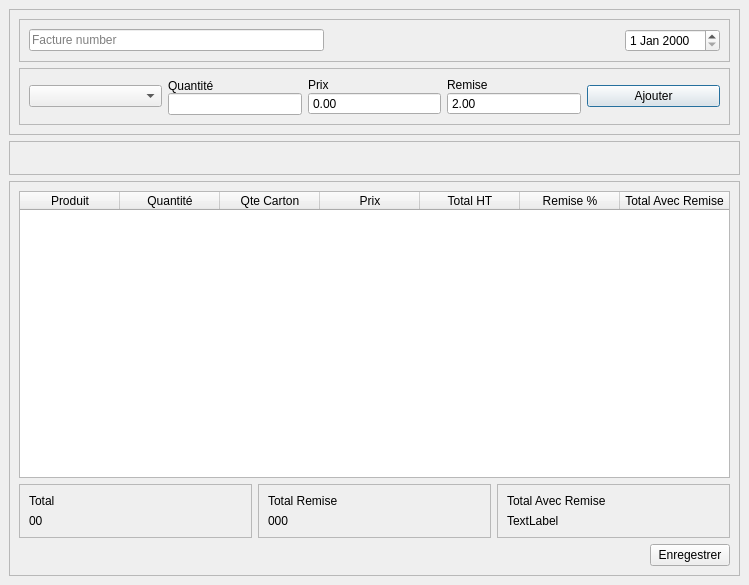
First picture: the form in gui/ui_vente_gros.ui, repository bdabve/credits, before the edit.
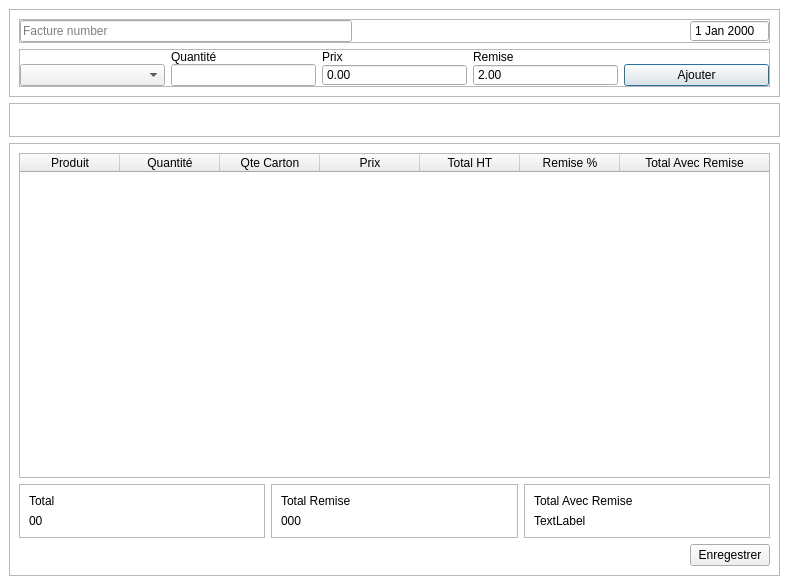
Second picture: the form after the edit.

```diff
--- a/gui/ui_vente_gros.ui
+++ b/gui/ui_vente_gros.ui
@@ -9,7 +9,7 @@
    <rect>
     <x>0</x>
     <y>0</y>
-    <width>749</width>
+    <width>789</width>
     <height>585</height>
    </rect>
   </property>
@@ -17,7 +17,13 @@
    <string>Vente Gros</string>
   </property>
   <property name="styleSheet">
-   <string notr="true">font: 12pt &quot;Monaco&quot;;</string>
+   <string notr="true">*{
+	font: 12pt &quot;Monaco&quot;;
+}
+
+#mainWidget {
+	background-color: #ffffff;
+}</string>
   </property>
   <layout class="QVBoxLayout" name="verticalLayout">
    <property name="spacing">
@@ -56,6 +62,18 @@
             <enum>QFrame::Raised</enum>
            </property>
            <layout class="QHBoxLayout" name="horizontalLayout">
+            <property name="leftMargin">
+             <number>0</number>
+            </property>
+            <property name="topMargin">
+             <number>0</number>
+            </property>
+            <property name="rightMargin">
+             <number>0</number>
+            </property>
+            <property name="bottomMargin">
+             <number>0</number>
+            </property>
             <item>
              <widget class="QLineEdit" name="lineEditFactNumber">
               <property name="placeholderText">
@@ -77,7 +95,11 @@
              </spacer>
             </item>
             <item>
-             <widget class="QDateEdit" name="dateEditFactDate"/>
+             <widget class="QDateEdit" name="dateEditFactDate">
+              <property name="buttonSymbols">
+               <enum>QAbstractSpinBox::NoButtons</enum>
+              </property>
+             </widget>
             </item>
            </layout>
           </widget>
@@ -91,7 +113,19 @@
             <enum>QFrame::Raised</enum>
            </property>
            <layout class="QHBoxLayout" name="horizontalLayout_4">
-            <item>
+            <property name="leftMargin">
+             <number>0</number>
+            </property>
+            <property name="topMargin">
+             <number>0</number>
+            </property>
+            <property name="rightMargin">
+             <number>0</number>
+            </property>
+            <property name="bottomMargin">
+             <number>0</number>
+            </property>
+            <item alignment="Qt::AlignBottom">
              <widget class="QComboBox" name="comboBoxProduct">
               <property name="editable">
                <bool>false</bool>
@@ -233,7 +267,7 @@
               </layout>
              </widget>
             </item>
-            <item>
+            <item alignment="Qt::AlignBottom">
              <widget class="QPushButton" name="buttonAddProduct">
               <property name="text">
                <string>Ajouter</string>
```
